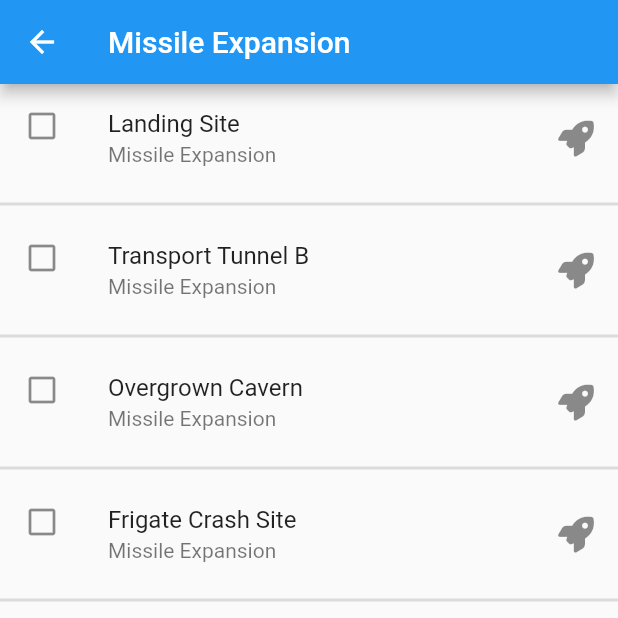
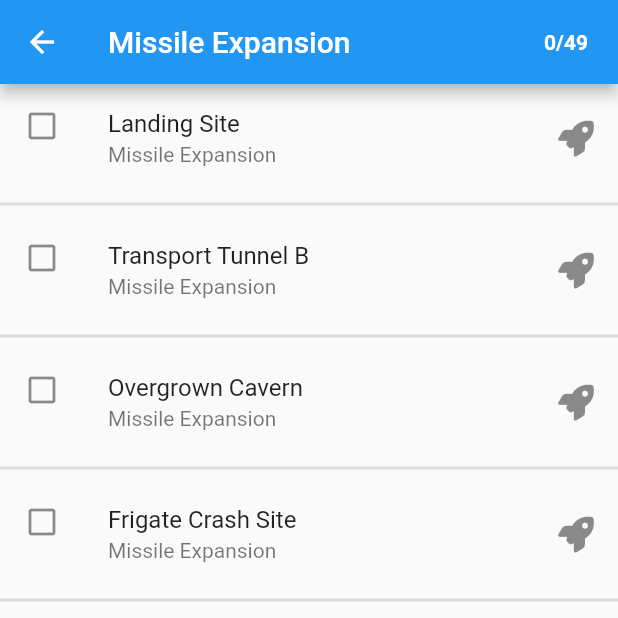
Before and after one commit to Stif-UK/MetroidPrimeTracker, a Flutter app: the ItemListView screen opened directly, on a phone screen of 412 x 824 dp, the top half of it. Run offline on Flutter 3.47's test engine with Material 2 defaults, Android fonts, the phone set to English and light mode, and no system bars; our stand-ins replace flutter_markdown, font_awesome_flutter, get, hive, hive_flutter, shared_preferences; accounts and stored records are empty.

Commit message:
added item count to page and refactored the listitem

```diff
--- a/lib/helper/item_helper.dart
+++ b/lib/helper/item_helper.dart
@@ -26,6 +26,29 @@ class ItemHelper {
 
     if(type != null && region == null){
       return Text("${getUpgradeTypeName(type.toString())}");
+    }
+
+
+
+  }
+
+  static getCounts(ItemTypeEnum? type, RegionEnum? region) {
+    final itemlist = getItems();
+
+
+    if((type == null && region == null) || (type != null && region != null)){
+      return const Text("");
+    }
+    if(type == null && region != null){
+      int collected = itemlist.values.where((element) => element.region.toString() == region.toString() && element.collected == true).length;
+      int total = itemlist.values.where((element) => element.region.toString() == region.toString()).length;
+      return Text("$collected/$total", style: const TextStyle(fontWeight: FontWeight.bold),);
+    }
+
+    if(type != null && region == null){
+      int collected = itemlist.values.where((element) => element.type == type.toString() && element.collected == true).length;
+      int total = itemlist.values.where((element) => element.type == type.toString()).length;
+      return Text("$collected/$total", style: const TextStyle(fontWeight: FontWeight.bold),);
     }
 
 
--- a/lib/ui/ItemListView.dart
+++ b/lib/ui/ItemListView.dart
@@ -29,6 +29,15 @@ class _ItemListViewState extends State<ItemListView> {
     return Scaffold(
       appBar: AppBar(
         title: ItemHelper.getTitle(widget.type, widget.region),
+        actions: [
+          Padding(
+            padding: const EdgeInsets.fromLTRB(0,0,20.0, 0),
+            child: Center(
+              child: ItemHelper.getCounts(widget.type, widget.region),
+            ),
+          )
+
+        ],
 
       ),
       body: ValueListenableBuilder<Box<Items>>(
```
